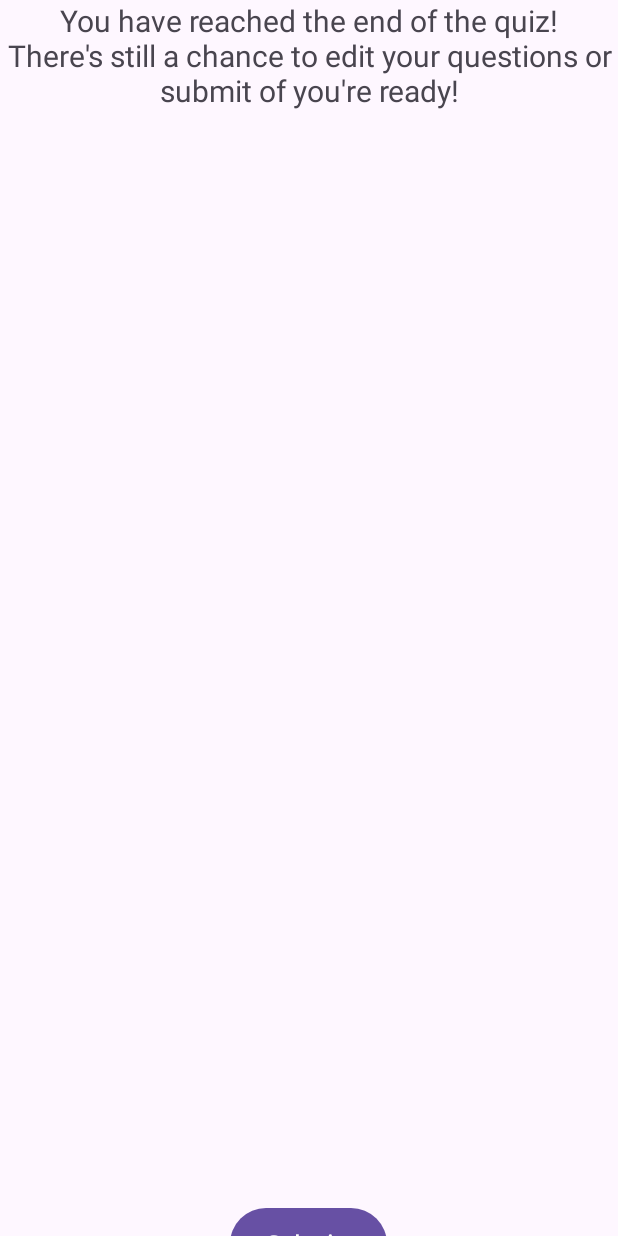
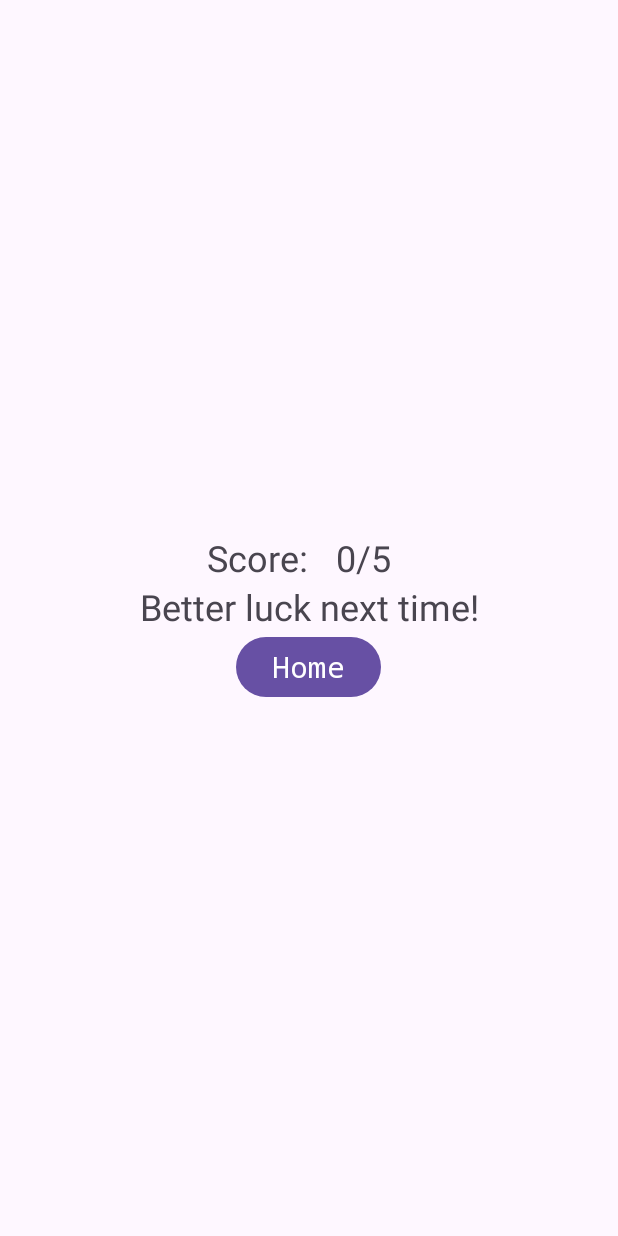
Before and after one commit to jadmdaher/DynamicQuiz, an Android app: the fragment SubmitFragment shown on its own in the app's theme, after a tap on "Submit", on a phone screen of 412 x 824 dp. Run offline under Robolectric (Android 15) with nearby library versions, the phone set to English and light mode, and no system bars.

Commit message:
A simple working version of the app.

```diff
--- /dev/null
+++ b/app/src/main/java/com/example/dynamicquiz/StatisticsActivity.java
@@ -0,0 +1,39 @@
+package com.example.dynamicquiz;
+
+import static com.example.dynamicquiz.MainActivity.quizPageViewModel;
+
+import androidx.appcompat.app.AppCompatActivity;
+
+import android.content.Intent;
+import android.os.Bundle;
+
+import com.example.dynamicquiz.databinding.ActivityStatisticsBinding;
+
+public class StatisticsActivity extends AppCompatActivity {
+    private ActivityStatisticsBinding statisticsBinding;
+    int score = quizPageViewModel.totalScore();
+
+    @Override
+    protected void onCreate(Bundle savedInstanceState) {
+        super.onCreate(savedInstanceState);
+        statisticsBinding = ActivityStatisticsBinding.inflate(getLayoutInflater());
+        setContentView(statisticsBinding.getRoot());
+
+        statisticsBinding.score.setText(score + "/5");
+        if (score < 3) {
+            statisticsBinding.displayMessage.setText("Better luck next time!");
+        } else if (score == 3) {
+            statisticsBinding.displayMessage.setText("Good work!");
+        }else if(score == 4){
+            statisticsBinding.displayMessage.setText("Very good work!");
+        }else if(score == 5){
+            statisticsBinding.displayMessage.setText("Excellent work!");
+        }
+
+        statisticsBinding.homeButton.setOnClickListener(v -> {
+            Intent intent = new Intent(this, MainActivity.class);
+            startActivity(intent);
+        });
+
+    }
+}
--- a/app/src/main/java/com/example/dynamicquiz/StatisticsFragment.java
+++ /dev/null
@@ -1,40 +0,0 @@
-package com.example.dynamicquiz;
-
-import android.os.Bundle;
-
-import androidx.fragment.app.Fragment;
-
-import android.view.LayoutInflater;
-import android.view.View;
-import android.view.ViewGroup;
-
-public class StatisticsFragment extends Fragment {
-    public StatisticsFragment() {
-        // Required empty public constructor
-    }
-
-    public static StatisticsFragment newInstance() {
-        StatisticsFragment fragment = new StatisticsFragment();
-        Bundle args = new Bundle();
-//        args.putString(ARG_PARAM1, param1);
-//        args.putString(ARG_PARAM2, param2);
-        fragment.setArguments(args);
-        return fragment;
-    }
-
-    @Override
-    public void onCreate(Bundle savedInstanceState) {
-        super.onCreate(savedInstanceState);
-        if (getArguments() != null) {
-//            mParam1 = getArguments().getString(ARG_PARAM1);
-//            mParam2 = getArguments().getString(ARG_PARAM2);
-        }
-    }
-
-    @Override
-    public View onCreateView(LayoutInflater inflater, ViewGroup container,
-                             Bundle savedInstanceState) {
-        // Inflate the layout for this fragment
-        return inflater.inflate(R.layout.fragment_statistics, container, false);
-    }
-}
--- a/app/src/main/java/com/example/dynamicquiz/SubmitFragment.java
+++ b/app/src/main/java/com/example/dynamicquiz/SubmitFragment.java
@@ -25,15 +25,6 @@ public class SubmitFragment extends Fragment {
         return fragment;
     }
 
-//    @Override
-//    public void onCreate(Bundle savedInstanceState) {
-//        super.onCreate(savedInstanceState);
-//        if (getArguments() != null) {
-////            mParam1 = getArguments().getString(ARG_PARAM1);
-////            mParam2 = getArguments().getString(ARG_PARAM2);
-//        }
-//    }
-
     @Override
     public View onCreateView(LayoutInflater inflater, ViewGroup container,
                              Bundle savedInstanceState) {
@@ -42,19 +33,14 @@ public class SubmitFragment extends Fragment {
         submitButton.setOnClickListener(new View.OnClickListener() {
             @Override
             public void onClick(View v) {
-                showStatistics(StatisticsFragment.newInstance());
+                showStatistics();
             }
         });
         return frameLayout;
     }
 
-    private void showStatistics(Fragment fragment) {
+    private void showStatistics() {
         Intent intent = new Intent(getActivity(), StatisticsActivity.class);
         startActivity(intent);
     }
-
-//    @Override
-//    public void onViewCreated(View view, Bundle savedInstanceState) {
-//        super.onViewCreated(view, savedInstanceState);
-//    }
 }
--- a/app/src/main/res/layout/fragment_statistics.xml
+++ b/app/src/main/res/layout/activity_statistics.xml
@@ -1,9 +1,11 @@
 <?xml version="1.0" encoding="utf-8"?>
-<FrameLayout xmlns:android="http://schemas.android.com/apk/res/android"
+<LinearLayout xmlns:android="http://schemas.android.com/apk/res/android"
+    xmlns:app="http://schemas.android.com/apk/res-auto"
     xmlns:tools="http://schemas.android.com/tools"
     android:layout_width="match_parent"
     android:layout_height="match_parent"
-    tools:context=".StatisticsFragment">
+    android:id="@+id/statistics_container_view"
+    tools:context=".StatisticsActivity">
 
     <LinearLayout
         android:layout_width="match_parent"
@@ -55,4 +57,4 @@
             android:layout_weight="0.5"/>
     </LinearLayout>
 
-</FrameLayout>
+</LinearLayout>
```
